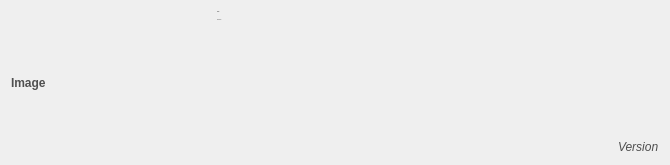
roam-qgis/Roam, file src/qmap/ui_projectwidget.ui: the form before one commit.
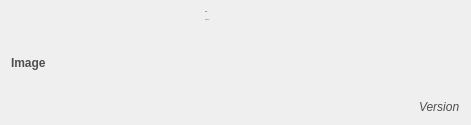
The form after the commit.

Commit message: Update melton logo

Diff of the .ui file:
```diff
--- a/src/qmap/ui_projectwidget.ui
+++ b/src/qmap/ui_projectwidget.ui
@@ -6,8 +6,8 @@
    <rect>
     <x>0</x>
     <y>0</y>
-    <width>670</width>
-    <height>165</height>
+    <width>471</width>
+    <height>125</height>
    </rect>
   </property>
   <property name="sizePolicy">
@@ -53,14 +53,20 @@
    <item row="0" column="0" rowspan="2">
     <widget class="QLabel" name="imagelabel">
      <property name="sizePolicy">
-      <sizepolicy hsizetype="Expanding" vsizetype="Expanding">
+      <sizepolicy hsizetype="MinimumExpanding" vsizetype="Expanding">
        <horstretch>0</horstretch>
        <verstretch>0</verstretch>
       </sizepolicy>
      </property>
+     <property name="minimumSize">
+      <size>
+       <width>0</width>
+       <height>0</height>
+      </size>
+     </property>
      <property name="maximumSize">
       <size>
-       <width>200</width>
+       <width>300</width>
        <height>200</height>
       </size>
      </property>
@@ -132,6 +138,9 @@
      <property name="orientation">
       <enum>Qt::Horizontal</enum>
      </property>
+     <property name="sizeType">
+      <enum>QSizePolicy::MinimumExpanding</enum>
+     </property>
      <property name="sizeHint" stdset="0">
       <size>
        <width>40</width>
```
